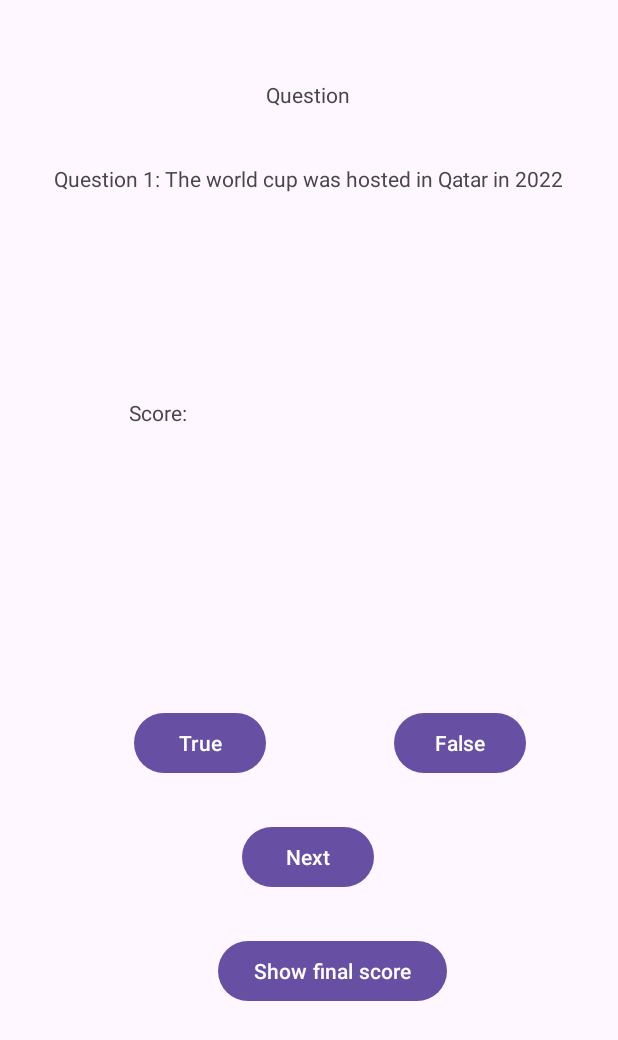
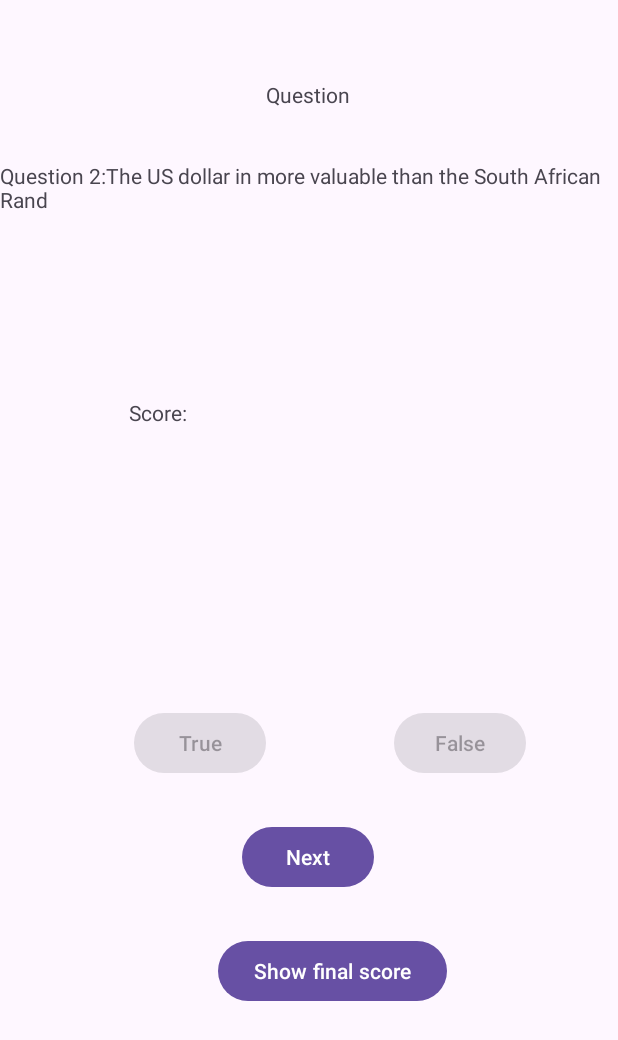
Before and after one commit to Taariq-Faker/Taariq-Faker-ST10479271-IMAD-ASSIGNEMENT-2, an Android app: the FlashcardQuestionScreen screen opened directly, with no data from a screen before it, after a tap on "False", on a phone screen of 412 x 824 dp. Shown: the top 1040 px of the screen. Run offline under Robolectric (Android 15) with nearby library versions, the phone set to English and light mode, and no system bars; 2 other taps on this screen came first.

```diff
--- a/app/src/main/AndroidManifest.xml
+++ b/app/src/main/AndroidManifest.xml
@@ -13,6 +13,9 @@
         android:theme="@style/Theme.TaariqFakerST10479271IMADASSIGNEMENT2"
         tools:targetApi="31">
         <activity
+            android:name=".ScoreScreen"
+            android:exported="false" />
+        <activity
             android:name=".FlashcardQuestionScreen"
             android:exported="false" />
         <activity
--- a/app/src/main/java/vcmsa/ci/taariq_faker_st10479271_imad_assignement_2/FlashcardQuestionScreen.kt
+++ b/app/src/main/java/vcmsa/ci/taariq_faker_st10479271_imad_assignement_2/FlashcardQuestionScreen.kt
@@ -68,12 +68,12 @@ class FlashcardQuestionScreen : AppCompatActivity() {
             showQuestion(currentIndex, questionText)
             trueButton.isEnabled = true
             falseButton.isEnabled = true
+            nextButton.isEnabled=false
         } else {
             questionText.text="Quiz Complete"
             scoreTextView.text="You score: $score out of $totalQuestions"
-            trueButton.isEnabled=false
-            falseButton.isEnabled=false
-            nextButton.isEnabled=false
+
+
             finalScore.isVisible=true
         }
 
@@ -82,13 +82,28 @@ class FlashcardQuestionScreen : AppCompatActivity() {
     }
 
     fun showQuestion (index:Int, tv:TextView){
+        val nextButton = findViewById<Button>(R.id.nextButton)
+        val trueButton = findViewById<Button>(R.id.trueButton)
+        val falseButton = findViewById<Button>(R.id.falseButton)
+
         tv.text=questions[index]
+
+        trueButton.isEnabled=true
+        falseButton.isEnabled=true
+        nextButton.isEnabled=false
     }
 
     fun checkAnswer(studentAnswer:Boolean)
     {
+        val trueButton = findViewById<Button>(R.id.trueButton)
+        val falseButton = findViewById<Button>(R.id.falseButton)
+        val nextButton = findViewById<Button>(R.id.nextButton)
         if (studentAnswer==answers[currentIndex]) {
             Toast.makeText(this@FlashcardQuestionScreen, "The answer is correct", Toast.LENGTH_LONG).show()
+
+            trueButton.isEnabled=false
+            falseButton.isEnabled=false
+            nextButton.isEnabled=true
         }
         else {
             Toast.makeText(
@@ -96,7 +111,12 @@ class FlashcardQuestionScreen : AppCompatActivity() {
                 "The answer is incorrect",
                 Toast.LENGTH_LONG
             ).show()
+
         }
+        trueButton.isEnabled=false
+        falseButton.isEnabled=false
+
+        nextButton.isEnabled=true
     }
 
 
```
Also changed, not shown: app/src/main/java/vcmsa/ci/taariq_faker_st10479271_imad_assignement_2/ScoreScreen.kt (added, +20 -0 lines), app/src/main/res/layout/activity_score_screen.xml (added, +10 -0 lines).
